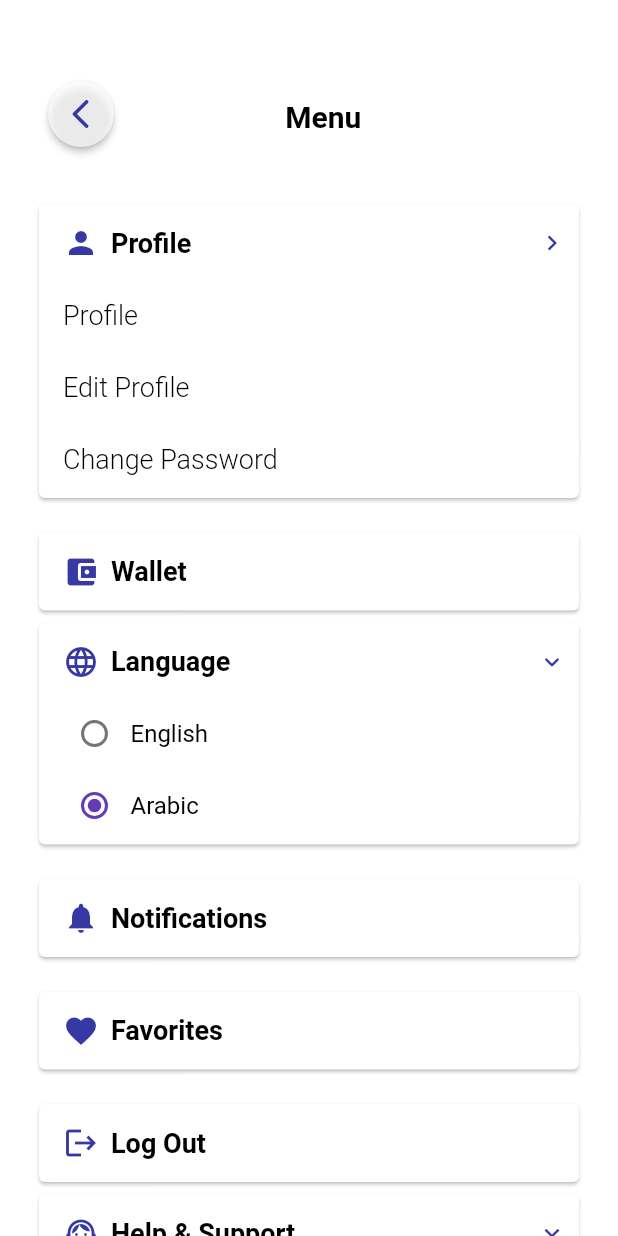
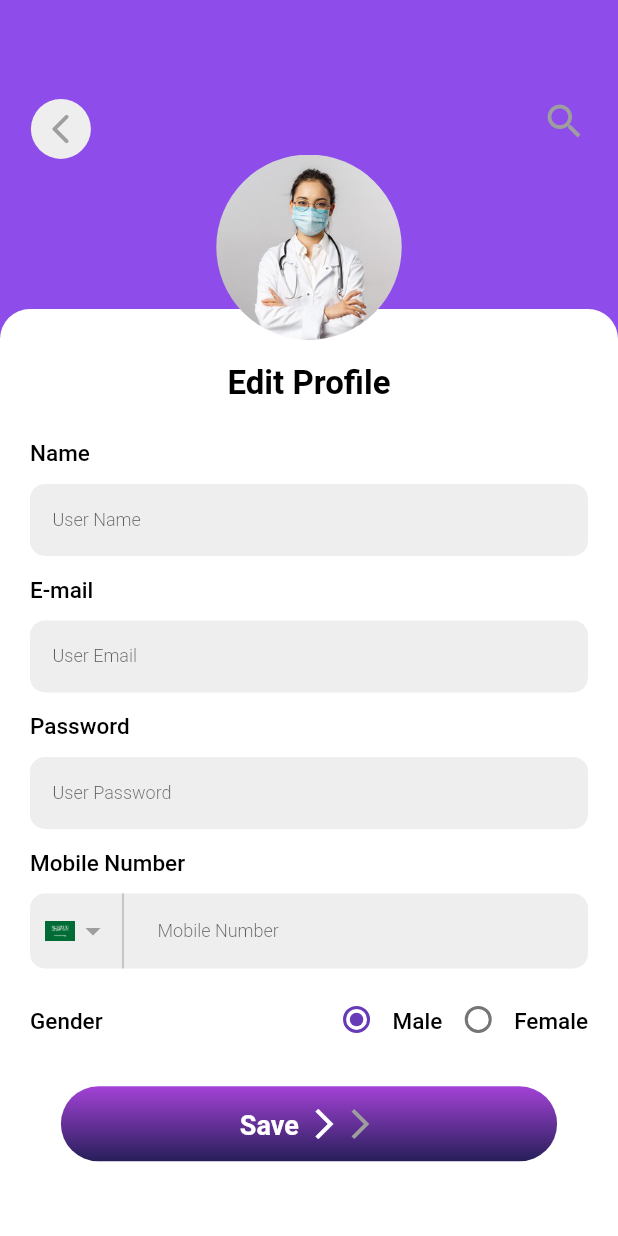
Before and after one commit to abdullahnajam/patient_app, a Flutter app: the MenuScreen screen opened directly, after a tap on "Edit Profile", on a phone screen of 412 x 824 dp. Run offline on Flutter 3.47's test engine with Material 2 defaults, Android fonts, the phone set to English and light mode, and no system bars; our stand-ins replace date_picker_timeline, flutter_rating_bar, fluttertoast, group_radio_button, intl_phone_number_input, otp_text_field and 1 more.

Commit message:
UI changes

```diff
--- /dev/null
+++ b/lib/screens/editProfile.dart
@@ -0,0 +1,372 @@
+import 'package:flutter/material.dart';
+
+import 'constants.dart';
+
+class EditProfile extends StatefulWidget {
+  const EditProfile({Key? key}) : super(key: key);
+
+  @override
+  _EditProfileState createState() => _EditProfileState();
+}
+enum gender { male, female }
+class _EditProfileState extends State<EditProfile> {
+  gender _gender = gender.male;
+  @override
+  Widget build(BuildContext context) {
+    var height=MediaQuery.of(context).size.height;
+    var width=MediaQuery.of(context).size.width;
+    var margin=MediaQuery.of(context).size.width*0.05;
+    return Scaffold(
+      body: Stack(
+        children: [
+          Container(
+            color: primary,
+            height: MediaQuery.of(context).size.height*0.3,
+            padding: EdgeInsets.only(
+              top:MediaQuery.of(context).size.height*0.08,
+              left: MediaQuery.of(context).size.width*0.05,
+              right: MediaQuery.of(context).size.width*0.05,
+            ),
+            child: Row(
+              crossAxisAlignment: CrossAxisAlignment.start,
+              mainAxisAlignment: MainAxisAlignment.spaceBetween,
+              children: [
+                InkWell(
+                  onTap: (){
+                    Navigator.pop(context);
+                  },
+                  child:  CircleAvatar(
+                    backgroundColor: Colors.grey[200],
+                    child: Icon(Icons.arrow_back_ios_rounded,color: Colors.grey,),
+                  ),
+                ),
+                Icon(Icons.search,color: Colors.grey,size: 30,)
+              ],
+            ),
+          ),
+          Container(
+            decoration: BoxDecoration(
+                color: Colors.white,
+                borderRadius: BorderRadius.only(
+                  topRight: Radius.circular(20),
+                  topLeft: Radius.circular(20),
+                )
+            ),
+            margin: EdgeInsets.only(top: MediaQuery.of(context).size.height*0.25),
+            height: MediaQuery.of(context).size.height,
+          ),
+          Container(
+
+            margin: EdgeInsets.only(top: MediaQuery.of(context).size.height*0.125),
+            height: MediaQuery.of(context).size.height-MediaQuery.of(context).size.height*0.125,
+            child: ListView(
+              children: [
+                Container(
+                  height: width*0.3,
+                  margin: EdgeInsets.only(
+                      left: width*0.35,
+                      right: width*0.35
+                  ),
+                  alignment: Alignment.center,
+                  decoration: BoxDecoration(
+
+                      shape: BoxShape.circle,
+                      image: DecorationImage(
+                          image: AssetImage("assets/placeholder/doctor.png"),
+                          fit: BoxFit.cover
+                      )
+                  ),
+                ),
+
+                SizedBox(height: 10,),
+                Container(
+                    alignment: Alignment.center,
+                    child: Text("Edit Profile",style: TextStyle(color: Colors.black,fontWeight: FontWeight.w700,fontSize: 22),)
+                ),
+                Container(
+                  padding: EdgeInsets.only(left: 20,right: 20),
+                  child: Column(
+                    crossAxisAlignment: CrossAxisAlignment.start,
+                    children: [
+                      SizedBox(height: 20,),
+                      Text("Name",style: TextStyle(color: Colors.black,fontWeight: FontWeight.w500,fontSize: 15),),
+                      SizedBox(height: 10,),
+                      Container(
+                        child:TextFormField(
+                          validator: (value) {
+                            if (value == null || value.isEmpty) {
+                              return 'Please enter some text';
+                            }
+                            return null;
+                          },
+                          decoration: InputDecoration(
+                            contentPadding: EdgeInsets.all(15),
+                            focusedBorder: OutlineInputBorder(
+                              borderRadius: BorderRadius.circular(10.0),
+                              borderSide: BorderSide(
+                                color: Colors.transparent,
+                              ),
+                            ),
+                            enabledBorder: OutlineInputBorder(
+                              borderRadius: BorderRadius.circular(10.0),
+                              borderSide: BorderSide(
+                                  color: Colors.transparent,
+                                  width: 0.5
+                              ),
+                            ),
+                            border: OutlineInputBorder(
+                              borderRadius: BorderRadius.circular(10.0),
+                              borderSide: BorderSide(
+                                color: Colors.transparent,
+                                width: 0.5,
+                              ),
+                            ),
+                            filled: true,
+                            fillColor: Colors.grey[200],
+                            hintText: "User Name",
+
+                            // If  you are using latest version of flutter then lable text and hint text shown like this
+                            // if you r using flutter less then 1.20.* then maybe this is not working properly
+                            floatingLabelBehavior: FloatingLabelBehavior.always,
+                          ),
+                        ),
+                      ),
+
+                      SizedBox(height: 10,),
+                      Text("E-mail",style: TextStyle(color: Colors.black,fontWeight: FontWeight.w500,fontSize: 15),),
+                      SizedBox(height: 10,),
+                      Container(
+                        child:TextFormField(
+                          validator: (value) {
+                            if (value == null || value.isEmpty) {
+                              return 'Please enter some text';
+                            }
+                            return null;
+                          },
+                          decoration: InputDecoration(
+                            contentPadding: EdgeInsets.all(15),
+                            focusedBorder: OutlineInputBorder(
+                              borderRadius: BorderRadius.circular(10.0),
+                              borderSide: BorderSide(
+                                color: Colors.transparent,
+                              ),
+                            ),
+                            enabledBorder: OutlineInputBorder(
+                              borderRadius: BorderRadius.circular(10.0),
+                              borderSide: BorderSide(
+                                  color: Colors.transparent,
+                                  width: 0.5
+                              ),
+                            ),
+                            border: OutlineInputBorder(
+                              borderRadius: BorderRadius.circular(10.0),
+                              borderSide: BorderSide(
+                                color: Colors.transparent,
+                                width: 0.5,
+                              ),
+                            ),
+                            filled: true,
+                            fillColor: Colors.grey[200],
+                            hintText: "User Email",
+
+                            // If  you are using latest version of flutter then lable text and hint text shown like this
+                            // if you r using flutter less then 1.20.* then maybe this is not working properly
+                            floatingLabelBehavior: FloatingLabelBehavior.always,
+                          ),
+                        ),
+                      ),
+
+                      SizedBox(height: 10,),
+                      Text("Password",style: TextStyle(color: Colors.black,fontWeight: FontWeight.w500,fontSize: 15),),
+                      SizedBox(height: 10,),
+                      Container(
+                        child:TextFormField(
+                          obscureText: true,
+                          validator: (value) {
+                            if (value == null || value.isEmpty) {
+                              return 'Please enter some text';
+                            }
+                            return null;
+                          },
+                          decoration: InputDecoration(
+                            contentPadding: EdgeInsets.all(15),
+                            focusedBorder: OutlineInputBorder(
+                              borderRadius: BorderRadius.circular(10.0),
+                              borderSide: BorderSide(
+                                color: Colors.transparent,
+                              ),
+                            ),
+                            enabledBorder: OutlineInputBorder(
+                              borderRadius: BorderRadius.circular(10.0),
+                              borderSide: BorderSide(
+                                  color: Colors.transparent,
+                                  width: 0.5
+                              ),
+                            ),
+                            border: OutlineInputBorder(
+                              borderRadius: BorderRadius.circular(10.0),
+                              borderSide: BorderSide(
+                                color: Colors.transparent,
+                                width: 0.5,
+                              ),
+                            ),
+                            filled: true,
+                            fillColor: Colors.grey[200],
+                            hintText: "User Password",
+
+                            // If  you are using latest version of flutter then lable text and hint text shown like this
+                            // if you r using flutter less then 1.20.* then maybe this is not working properly
+                            floatingLabelBehavior: FloatingLabelBehavior.always,
+                          ),
+                        ),
+                      ),
+
+                      SizedBox(height: 10,),
+                      Text("Mobile Number",style: TextStyle(color: Colors.black,fontWeight: FontWeight.w500,fontSize: 15),),
+                      SizedBox(height: 10,),
+                      Container(
+                        decoration: BoxDecoration(
+                          color: Colors.grey[200],
+                          borderRadius: BorderRadius.circular(10.0),
+                        ),
+                        child: Row(
+                          children: [
+                            InkWell(
+                              child: Row(
+                                  children: [
+                                    SizedBox(width: 10,),
+                                    Image.asset('assets/icons/flag.jpg',width: 20,height: 20,),
+                                    Icon(Icons.arrow_drop_down,color: Colors.grey,)
+                                  ],
+                              ),
+                            ),
+                            Container(
+                              height: 50,
+                              child: VerticalDivider(color: Colors.grey),
+                            ),
+                            Expanded(
+                              child: TextFormField(
+                                validator: (value) {
+                                  if (value == null || value.isEmpty) {
+                                    return 'Please enter some text';
+                                  }
+                                  return null;
+                                },
+                                decoration: InputDecoration(
+                                  contentPadding: EdgeInsets.all(15),
+                                  focusedBorder: OutlineInputBorder(
+                                    borderRadius: BorderRadius.circular(10.0),
+                                    borderSide: BorderSide(
+                                      color: Colors.transparent,
+                                    ),
+                                  ),
+                                  enabledBorder: OutlineInputBorder(
+                                    borderRadius: BorderRadius.circular(10.0),
+                                    borderSide: BorderSide(
+                                        color: Colors.transparent,
+                                        width: 0.5
+                                    ),
+                                  ),
+                                  border: OutlineInputBorder(
+                                    borderRadius: BorderRadius.circular(10.0),
+                                    borderSide: BorderSide(
+                                      color: Colors.transparent,
+                                      width: 0.5,
+                                    ),
+                                  ),
+                                  filled: true,
+                                  fillColor: Colors.grey[200],
+                                  hintText: "Mobile Number",
+
+                                  // If  you are using latest version of flutter then lable text and hint text shown like this
+                                  // if you r using flutter less then 1.20.* then maybe this is not working properly
+                                  floatingLabelBehavior: FloatingLabelBehavior.always,
+                                ),
+                              ),
+                            )
+                          ],
+                        )
+                      ),
+
+                      SizedBox(height: 10,),
+                      Row(
+                        mainAxisAlignment: MainAxisAlignment.spaceBetween,
+                        children: [
+                          Text(
+                            'Gender',
+                            style: new TextStyle(color: Colors.black,fontWeight: FontWeight.w500,fontSize: 15),
+                          ),
+                          Row(
+                            children: [
+                              new Radio(
+                                value: gender.male,
+                                groupValue: _gender,
+                                onChanged: (gender? value) {
+                                  setState(() {
+                                    _gender = value!;
+                                  });
+                                },
+                              ),
+                              new Text(
+                                'Male',
+                                style: new TextStyle(color: Colors.black,fontWeight: FontWeight.w500,fontSize: 15),
+                              ),
+                              new Radio(
+                                value: gender.female,
+                                groupValue: _gender,
+                                activeColor: blue,
+                                onChanged: (gender? value) {
+                                  setState(() {
+                                    _gender = value!;
+                                  });
+                                },
+                              ),
+                              new Text(
+                                'Female',
+                                style: new TextStyle(
+                                    color: Colors.black,fontWeight: FontWeight.w500,fontSize: 15
+                                ),
+                              ),
+                            ],
+                          )
+                        ],
+                      ),
+                      InkWell(
+                        onTap: (){
+                          Navigator.pop(context);
+                        },
+                        child: Container(
+                          height: 50,
+                          margin: EdgeInsets.all(margin),
+                          decoration: BoxDecoration(
+                            gradient: colorGradient,
+                            borderRadius: BorderRadius.circular(30),
+
+                          ),
+                          child: Row(
+                            crossAxisAlignment: CrossAxisAlignment.center,
+                            mainAxisAlignment: MainAxisAlignment.center,
+                            children: [
+                              Text("Save",style: TextStyle(color: Colors.white,fontWeight: FontWeight.bold,fontSize: 18),),
+                              SizedBox(width: 5,),
+                              Icon(Icons.arrow_forward_ios_outlined,color: Colors.white,),
+                              Icon(Icons.arrow_forward_ios_outlined,color: Colors.grey,)
+                            ],
+                          ),
+                        ),
+                      ),
+
+
+
+                    ],
+                  ),
+                )
+
+              ],
+            ),
+          )
+        ],
+      ),
+    );
+  }
+}
```
Also changed, not shown: lib/screens/MenuScreen.dart (+7 -2 lines), lib/screens/ReportScreen.dart (+57 -11 lines), lib/screens/favorite.dart (+25 -2 lines), lib/screens/filter.dart (added, +262 -0 lines), lib/screens/search_result.dart (+7 -1 lines), assets/icons/flag.jpg (added).
